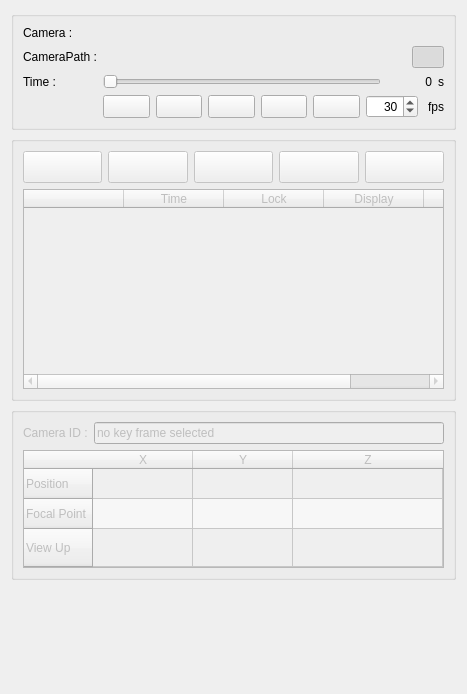
KitwareMedical/Slicer-CameraPath, file Modules/Loadable/CameraPath/Resources/UI/qSlicerCameraPathModuleWidget.ui: the form before one commit.
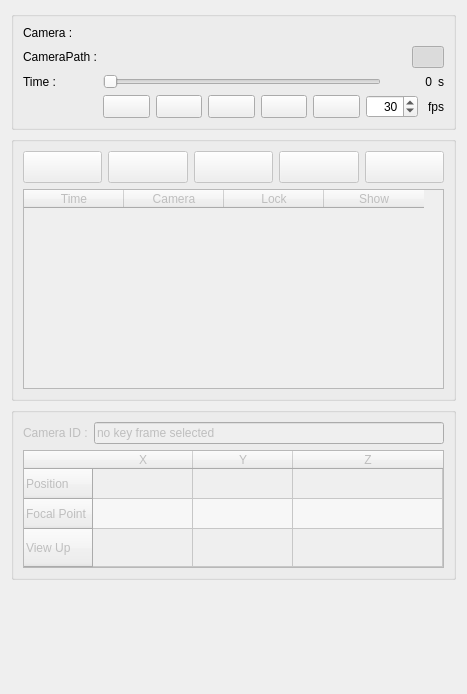
The form after the commit. Icons and pictures are not drawn. Custom widgets are drawn as their Qt base class.

The edit to the form file:
```diff
--- a/Modules/Loadable/CameraPath/Resources/UI/qSlicerCameraPathModuleWidget.ui
+++ b/Modules/Loadable/CameraPath/Resources/UI/qSlicerCameraPathModuleWidget.ui
@@ -595,34 +595,26 @@
         <property name="alternatingRowColors">
          <bool>true</bool>
         </property>
-        <attribute name="horizontalHeaderStretchLastSection">
-         <bool>true</bool>
-        </attribute>
-        <column>
-         <property name="text">
-          <string/>
-         </property>
-        </column>
         <column>
          <property name="text">
           <string>Time</string>
          </property>
         </column>
-        <column>
-         <property name="text">
-          <string>Lock</string>
-         </property>
-        </column>
-        <column>
-         <property name="text">
-          <string>Display</string>
-         </property>
-        </column>
         <column>
          <property name="text">
           <string>Camera</string>
          </property>
         </column>
+        <column>
+         <property name="text">
+          <string>Lock</string>
+         </property>
+        </column>
+        <column>
+         <property name="text">
+          <string>Show</string>
+         </property>
+        </column>
        </widget>
       </item>
      </layout>
```
